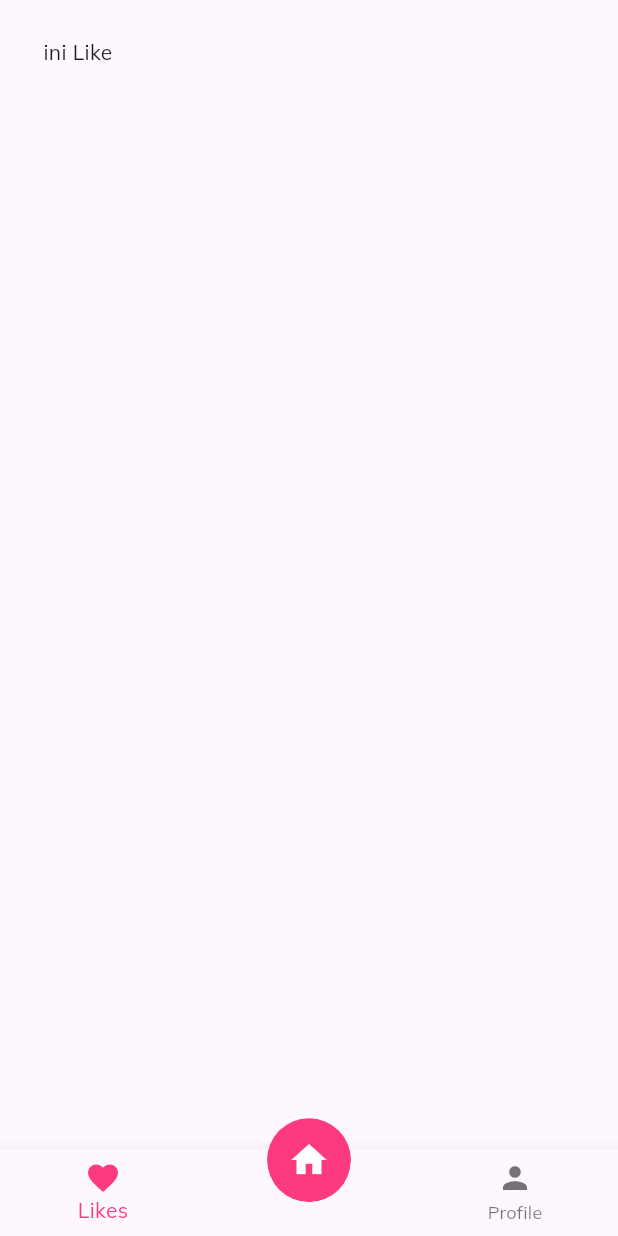
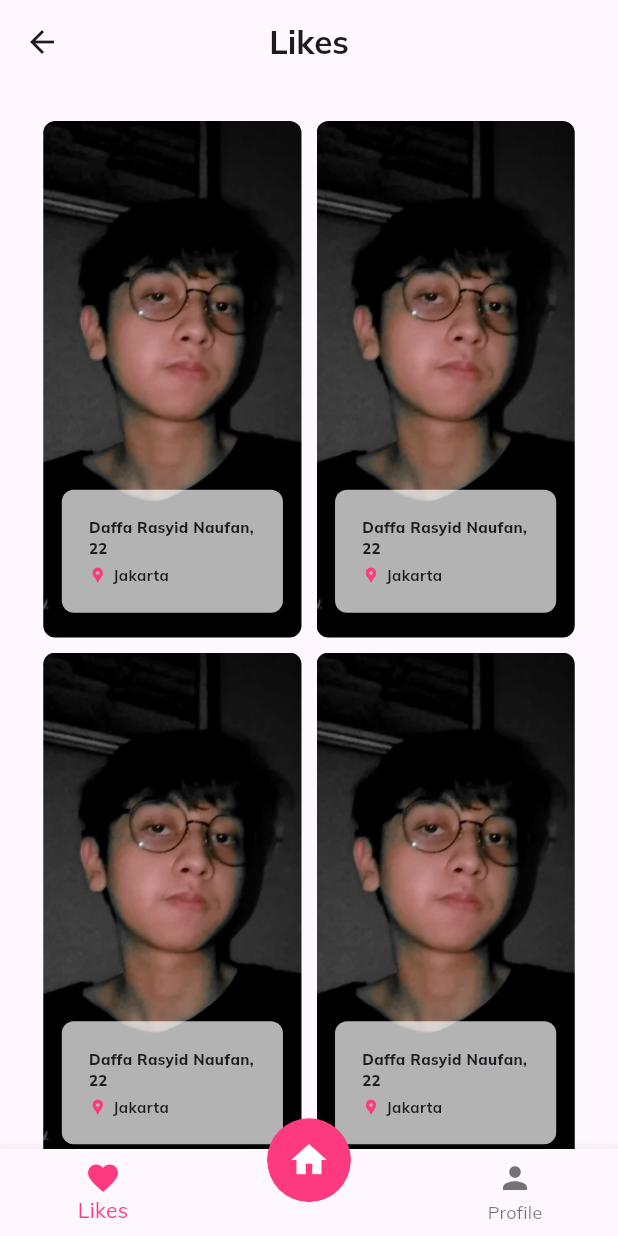
Before and after one commit to dappras/tander_dating_app, a Flutter app: the LikesPage screen opened by its route, on a phone screen of 412 x 824 dp. Run offline on Flutter 3.47's test engine with Material 3 defaults, Android fonts, the phone set to English and light mode, and no system bars; our stand-ins replace flutter_svg, get.

Commit message:
add likes page

```diff
--- a/lib/pages/likes.dart
+++ b/lib/pages/likes.dart
@@ -25,6 +25,13 @@ class LikesPage extends StatelessWidget {
     }
 
     return Scaffold(
+        appBar: AppBar(
+          title: const Text(
+            "Likes",
+            style: TextStyle(fontWeight: FontWeight.bold),
+          ),
+          centerTitle: true,
+        ),
         body: SafeArea(
           child: Container(
             padding: EdgeInsets.only(
@@ -32,9 +39,7 @@ class LikesPage extends StatelessWidget {
               left: MediaQuery.of(context).size.width * 0.07,
               right: MediaQuery.of(context).size.width * 0.07,
             ),
-            child: const Column(
-              children: [Text("ini Like")],
-            ),
+            child: body(context),
           ),
         ),
         bottomNavigationBar: BottomNavigationBar(
@@ -79,4 +84,92 @@ class LikesPage extends StatelessWidget {
           ),
         ));
   }
+
+  Widget body(BuildContext context) {
+    return GridView.builder(
+      gridDelegate: const SliverGridDelegateWithFixedCrossAxisCount(
+        // Atur jumlah item dalam satu baris
+        crossAxisCount: 2,
+        // Atur rasio antara lebar dan tinggi setiap item
+        childAspectRatio: 2 / 4,
+        // Atur jarak antara item di baris
+        crossAxisSpacing: 10,
+        // Atur jarak antara item di kolom
+        mainAxisSpacing: 10,
+      ),
+      itemCount: 8, // Jumlah total item dalam grid
+      itemBuilder: (BuildContext context, int index) {
+        return Stack(
+          children: [
+            Container(
+              decoration: const BoxDecoration(
+                  borderRadius: BorderRadius.all(Radius.circular(8))),
+              height: MediaQuery.of(context).size.height * 0.7,
+              width: MediaQuery.of(context).size.width * 1,
+              child: ClipRRect(
+                borderRadius: const BorderRadius.all(Radius.circular(8)),
+                child: Image.asset(
+                  'assets/images/sample_image.jpg',
+                  fit: BoxFit.cover,
+                ),
+              ),
+            ),
+            Positioned(
+              bottom: MediaQuery.of(context).size.height * 0.02,
+              left: MediaQuery.of(context).size.width * 0.03,
+              right: MediaQuery.of(context).size.width * 0.03,
+              child: Container(
+                decoration: BoxDecoration(
+                  color: Colors.white.withOpacity(0.7),
+                  borderRadius: const BorderRadius.all(Radius.circular(8)),
+                ),
+                padding: const EdgeInsets.all(18),
+                child: Column(
+                  mainAxisAlignment: MainAxisAlignment.start,
+                  crossAxisAlignment: CrossAxisAlignment.start,
+                  children: [
+                    const Text(
+                      "Daffa Rasyid Naufan, 22",
+                      style: TextStyle(
+                        fontSize: 10,
+                        fontWeight: FontWeight.w800,
+                      ),
+                    ),
+                    Padding(
+                      padding: const EdgeInsets.only(top: 4),
+                      child: Row(
+                        mainAxisAlignment: MainAxisAlignment.start,
+                        crossAxisAlignment: CrossAxisAlignment.center,
+                        children: [
+                          Container(
+                            padding: const EdgeInsets.only(right: 4),
+                            child: const Icon(
+                              Icons.location_pin,
+                              color: Color(ColorWay.primary),
+                              size: 12,
+                            ),
+                          ),
+                          SizedBox(
+                            width: MediaQuery.of(context).size.width * 0.2,
+                            child: const Text(
+                              "Jakarta",
+                              softWrap: true,
+                              style: TextStyle(
+                                fontSize: 10,
+                                fontWeight: FontWeight.bold,
+                              ),
+                            ),
+                          ),
+                        ],
+                      ),
+                    )
+                  ],
+                ),
+              ),
+            )
+          ],
+        );
+      },
+    );
+  }
 }
```
